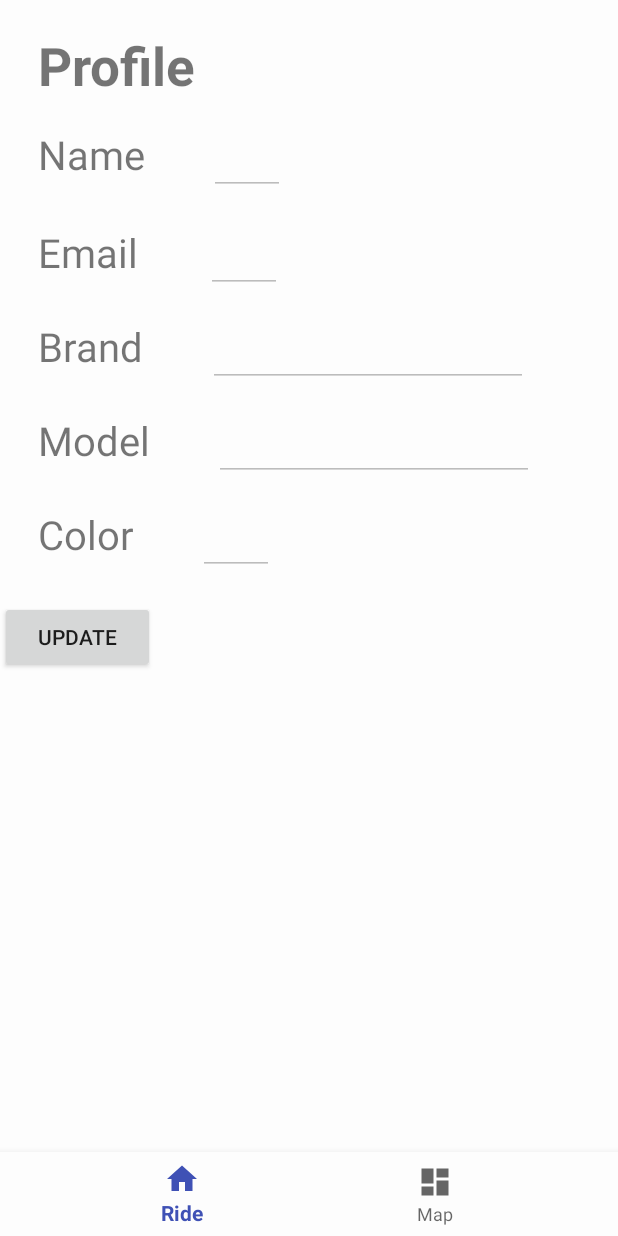
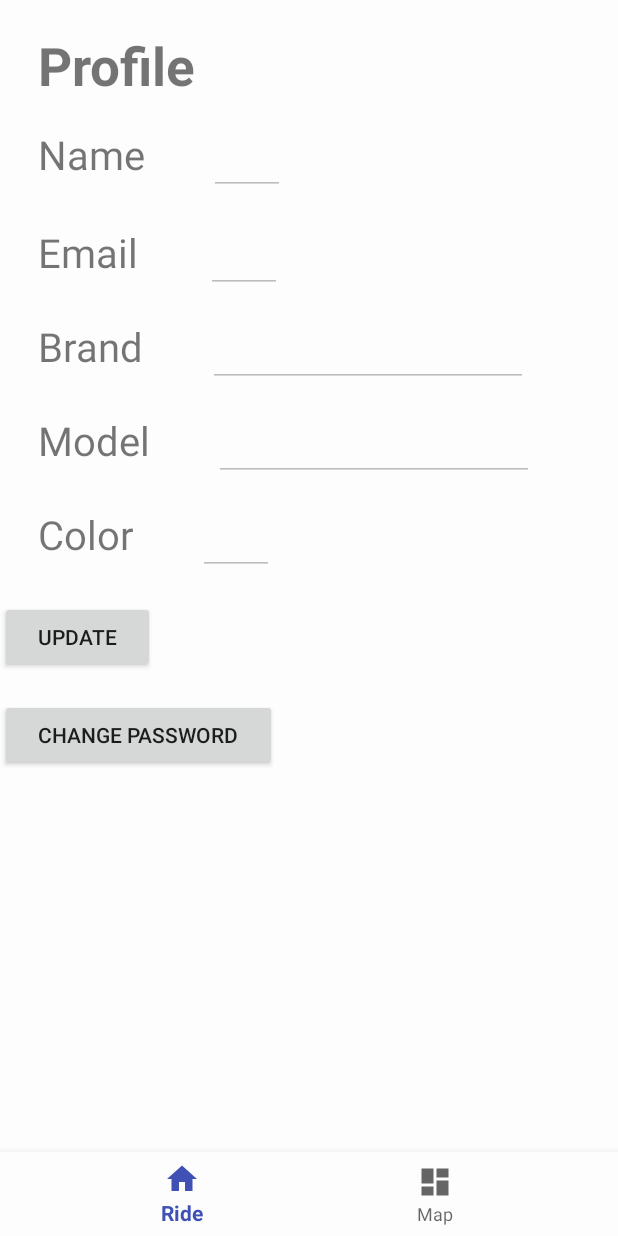
Before and after one commit to ortizcoj/ParkingLot, an Android app: the RiderDriverRequest screen opened directly, with no data from a screen before it, after a tap on "PROFILE", on a phone screen of 412 x 824 dp. Run offline under Robolectric (Android 15) with nearby library versions, the phone set to English and light mode, and no system bars; libraries missing offline, so code that uses them is left out: com.github.nkzawa.emitter, com.github.nkzawa.socketio; 6 statements that could not run were skipped.

Commit message:
Added password change option. Still need to work on the networking for Password change and Profile Update

```diff
--- a/app/src/main/java/com/example/juanc/parkinglotdemo4/RegisterLogin/Menu.java
+++ b/app/src/main/java/com/example/juanc/parkinglotdemo4/RegisterLogin/Menu.java
@@ -77,6 +77,12 @@ public class Menu extends AppCompatActivity {
         passwordED.setVisibility(View.VISIBLE);
         passwordTV.setVisibility(View.VISIBLE);
         login.setVisibility(View.VISIBLE);
+        login.setOnClickListener(new View.OnClickListener() {
+            @Override
+            public void onClick(View v) {
+                registration();
+            }
+        });
         register.setVisibility(View.VISIBLE);
         register.setX(50);
         register.setOnClickListener(new View.OnClickListener() {
--- a/app/src/main/java/com/example/juanc/parkinglotdemo4/Request/RiderDriverRequest.java
+++ b/app/src/main/java/com/example/juanc/parkinglotdemo4/Request/RiderDriverRequest.java
@@ -65,6 +65,11 @@ public class RiderDriverRequest extends AppCompatActivity {
     String startTime = "";
     String endTime = "";
     private Socket realSocket;
+    private String name = "";
+    private String carColor = "";
+    private String carMake = "";
+    private String carModel = "";
+    private String password = "";
 
     //TODO add a profile selectable icon
 
@@ -140,6 +145,12 @@ public class RiderDriverRequest extends AppCompatActivity {
             public void onClick(View v) {
 
                 Intent intent = new Intent(getApplicationContext(), Profile.class);
+                intent.putExtra("carColor", carColor);
+                intent.putExtra("carMake", carMake);
+                intent.putExtra("carModel", carModel);
+                intent.putExtra("Name", name);
+                intent.putExtra("Email", email);
+                intent.putExtra("Password", password);
                 startActivity(intent);
             }
         });
@@ -227,6 +238,11 @@ public class RiderDriverRequest extends AppCompatActivity {
         setContentView(R.layout.request);
         Bundle extras = getIntent().getExtras();
         email = extras.getString("Email");
+        name = extras.getString("Name");
+        carColor = extras.getString("carColor");
+        carMake = extras.getString("carMake");
+        carModel = extras.getString("carModel");
+        password = extras.getString("Password");
 
         profile = findViewById(R.id.profile);
         profile.setOnClickListener(new View.OnClickListener() {
@@ -234,6 +250,12 @@ public class RiderDriverRequest extends AppCompatActivity {
             public void onClick(View v) {
 
                 Intent intent = new Intent(getApplicationContext(), Profile.class);
+                intent.putExtra("carColor", carColor);
+                intent.putExtra("carMake", carMake);
+                intent.putExtra("carModel", carModel);
+                intent.putExtra("Name", name);
+                intent.putExtra("Email", email);
+                intent.putExtra("Password", password);
                 startActivity(intent);
             }
         });
--- a/app/src/main/res/layout/profile_page.xml
+++ b/app/src/main/res/layout/profile_page.xml
@@ -173,4 +173,14 @@
         android:paddingStart="25dp"
         android:paddingEnd="25dp"/>
 
+    <Button
+        android:layout_width="wrap_content"
+        android:layout_height="wrap_content"
+        android:id="@+id/changePasswordButton"
+        android:text="@string/changePassword"
+        app:layout_constraintTop_toBottomOf="@id/updateButton"
+        android:layout_margin="17dp"
+        android:paddingStart="25dp"
+        android:paddingEnd="25dp"/>
+
 </android.support.constraint.ConstraintLayout>
--- a/app/src/main/res/values/strings.xml
+++ b/app/src/main/res/values/strings.xml
@@ -21,4 +21,5 @@
     <string name="profile">Profile</string>
     <string name="update">Update</string>
     <string name="confirm">Confirm</string>
+    <string name="changePassword">Change Password</string>
 </resources>
```
Also changed, not shown: app/src/main/java/com/example/juanc/parkinglotdemo4/Network/Networking.java (+6 -1 lines), app/src/main/java/com/example/juanc/parkinglotdemo4/Profile.java (+96 -0 lines).
